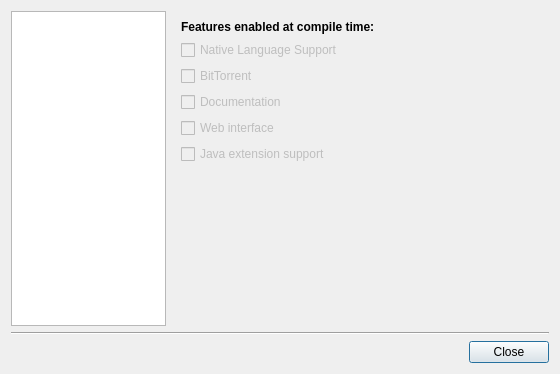
First picture: the form in src/AboutDlg.ui, repository LubosD/fatrat, before the edit.
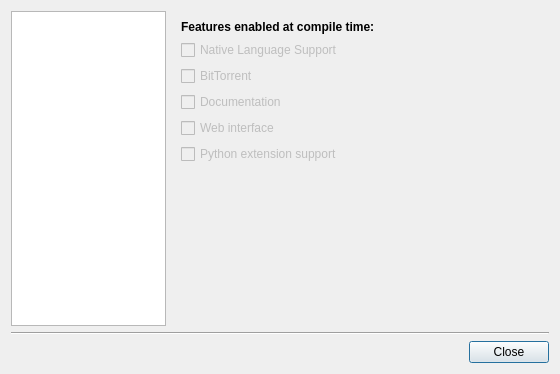
Second picture: the form after the edit. The open tabs and pages were chosen to show the change. Icons and pictures are not drawn.

Commit message: Remove the Java extension system

Patch:
```diff
--- a/src/AboutDlg.ui
+++ b/src/AboutDlg.ui
@@ -214,7 +214,7 @@
           <bool>false</bool>
          </property>
          <property name="text">
-          <string>Java extension support</string>
+          <string>Python extension support</string>
          </property>
         </widget>
        </item>
```
Left out of the diff: 2 changed lines with no effect on the pictures. The commit also changes 102 other files.
